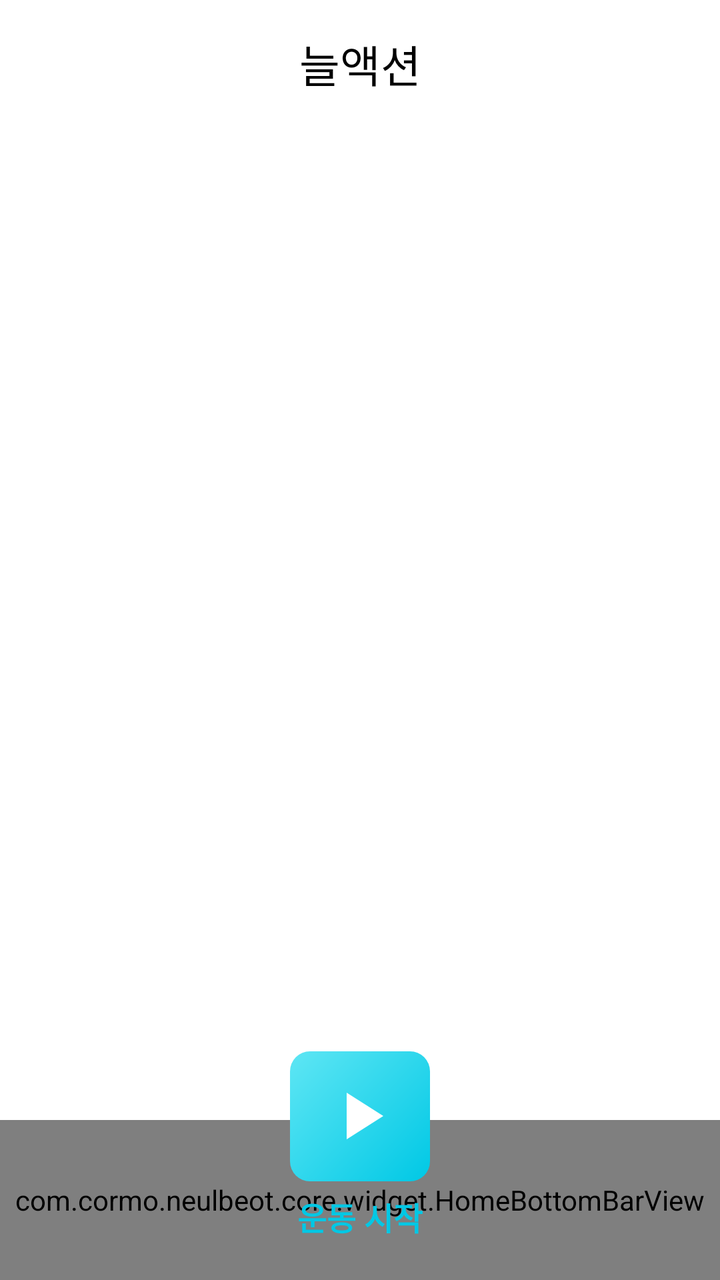
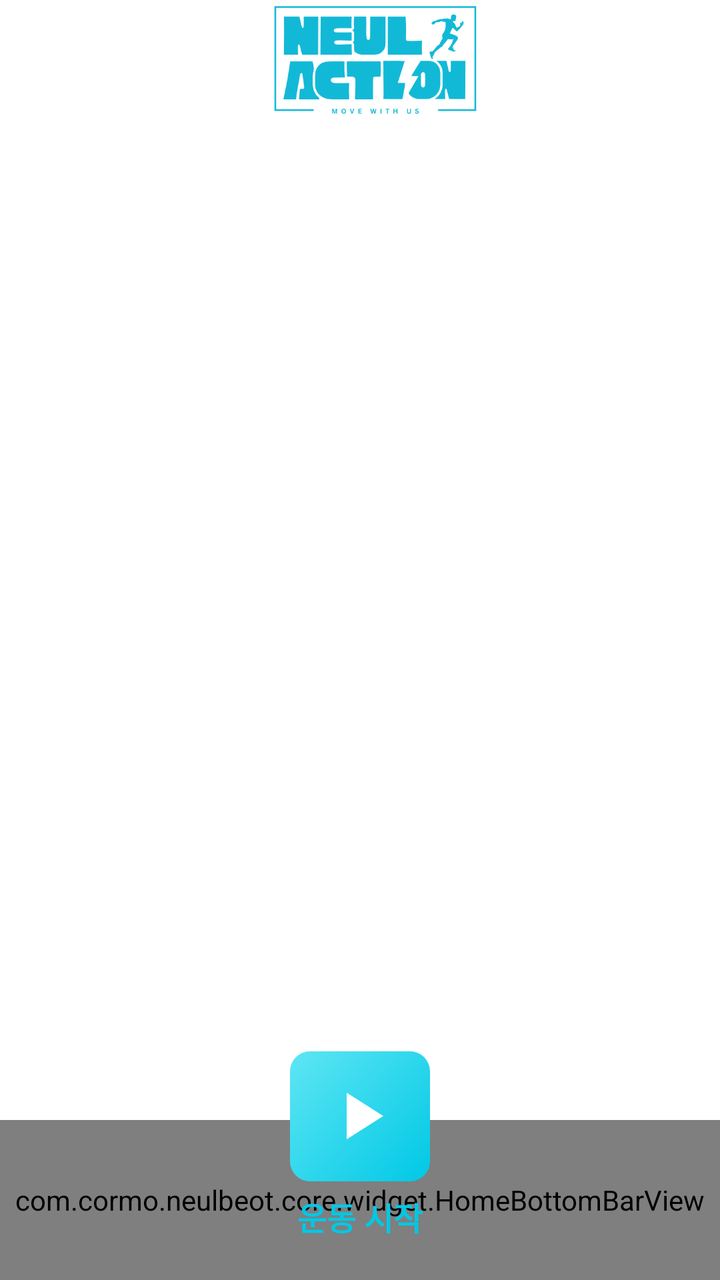

Screens rendered from an Android XML layout before and after an edit, with the pre-edit source and the edit as a unified diff.
<!-- AndroidManifest.xml: application theme Theme.Neulbeot -->
<!-- res/layout/activity_home.xml -->
<androidx.coordinatorlayout.widget.CoordinatorLayout
    xmlns:android="http://schemas.android.com/apk/res/android"
    xmlns:app="http://schemas.android.com/apk/res-auto"
    android:fitsSystemWindows="true"
    android:layout_width="match_parent"
    android:layout_height="match_parent">

    
    <com.google.android.material.appbar.MaterialToolbar
        android:id="@+id/homeToolbar"
        android:layout_width="match_parent"
        android:layout_height="wrap_content"
        android:background="@android:color/white"
        app:title="늘액션"
        app:titleCentered="true"
        app:titleTextColor="@android:color/black" />

    
    <androidx.viewpager2.widget.ViewPager2
        android:id="@+id/homePager"
        android:layout_width="match_parent"
        android:layout_height="match_parent"
        android:layout_marginTop="?attr/actionBarSize"
        android:background="@color/white"
        android:layout_marginBottom="80dp" />

    
    
    <com.cormo.neulbeot.core.widget.HomeBottomBarView
        android:id="@+id/homeBottomBar"
        android:layout_width="match_parent"
        android:layout_height="80dp"
        android:clipChildren="false"
        android:clipToPadding="false"
        android:layout_gravity="bottom"/>

    
    <include
        layout="@layout/view_home_bottom_center_button"
        android:id="@+id/bottomCenterButtom"
        android:layout_width="wrap_content"
        android:layout_height="wrap_content"
        android:layout_gravity="bottom|center_horizontal"
        android:layout_marginBottom="20dp"/>

</androidx.coordinatorlayout.widget.CoordinatorLayout>
<!-- res/layout/view_home_bottom_center_button.xml (included above) -->
<LinearLayout xmlns:android="http://schemas.android.com/apk/res/android"
    android:layout_width="wrap_content"
    android:layout_height="wrap_content"
    android:orientation="vertical"
    android:gravity="center"
    android:clipChildren="false"
    android:clipToPadding="false">

    <FrameLayout
        android:id="@+id/center_button"
        android:layout_width="70dp"
        android:layout_height="65dp"
        android:background="@drawable/bg_bottom_center_button"
        android:elevation="0dp">

        <androidx.appcompat.widget.AppCompatImageView
            android:id="@+id/center_icon"
            android:layout_width="40dp"
            android:layout_height="40dp"
            android:layout_gravity="center"
            android:src="@drawable/ic_play_arrow_24"
            android:tint="@android:color/white"/>
    </FrameLayout>

    <TextView
        android:id="@+id/center_label"
        android:layout_width="wrap_content"
        android:layout_height="wrap_content"
        android:layout_marginTop="6dp"
        android:text="운동 시작"
        android:textColor="#00C8E5"
        android:textStyle="bold"
        android:textSize="16sp"/>
</LinearLayout>
<!-- resources referenced by this layout -->
<resources>
  <color name="white">#FFFFFFFF</color>
  <!-- drawable bg_bottom_center_button (drawable) -->
  <?xml version="1.0" encoding="utf-8"?>
  <shape xmlns:android="http://schemas.android.com/apk/res/android" android:shape="rectangle">
      <corners android:radius="10dp" />
      <gradient
          android:startColor="#5EE6F4"
          android:endColor="#00C8E5"
          android:angle="315" />
  </shape>
  <!-- drawable ic_play_arrow_24 (drawable) -->
  <?xml version="1.0" encoding="utf-8"?>
  <vector xmlns:android="http://schemas.android.com/apk/res/android"
      android:width="24dp" android:height="24dp"
      android:viewportWidth="24" android:viewportHeight="24">
      <path
          android:fillColor="#FFFFFFFF"
          android:pathData="M8,5v14l11,-7z"/>
  </vector>
  <style name="Theme.Neulbeot" parent="Base.Theme.Neulbeot" />
  <style name="Base.Theme.Neulbeot" parent="Theme.Material3.DayNight.NoActionBar">
          
          
      </style>
</resources>

<!-- the commit's change to res/layout/activity_home.xml (unified diff, before → after) -->
@@ -9,9 +9,9 @@
     <com.google.android.material.appbar.MaterialToolbar
         android:id="@+id/homeToolbar"
         android:layout_width="match_parent"
-        android:layout_height="wrap_content"
+        android:layout_height="60dp"
         android:background="@android:color/white"
-        app:title="늘액션"
+        app:logo="@drawable/neulaction_logo"
         app:titleCentered="true"
         app:titleTextColor="@android:color/black" />
 
@@ -20,7 +20,7 @@
         android:id="@+id/homePager"
         android:layout_width="match_parent"
         android:layout_height="match_parent"
-        android:layout_marginTop="?attr/actionBarSize"
+        android:layout_marginTop="60dp"
         android:background="@color/white"
         android:layout_marginBottom="80dp" />
 
<!-- resource entries referenced after the edit -->
@@ -19,6 +19,7 @@
           android:fillColor="#FFFFFFFF"
           android:pathData="M8,5v14l11,-7z"/>
   </vector>
+  <!-- drawable neulaction_logo: png bitmap (drawable, 19572 bytes) -->
   <style name="Theme.Neulbeot" parent="Base.Theme.Neulbeot" />
   <style name="Base.Theme.Neulbeot" parent="Theme.Material3.DayNight.NoActionBar">
           
